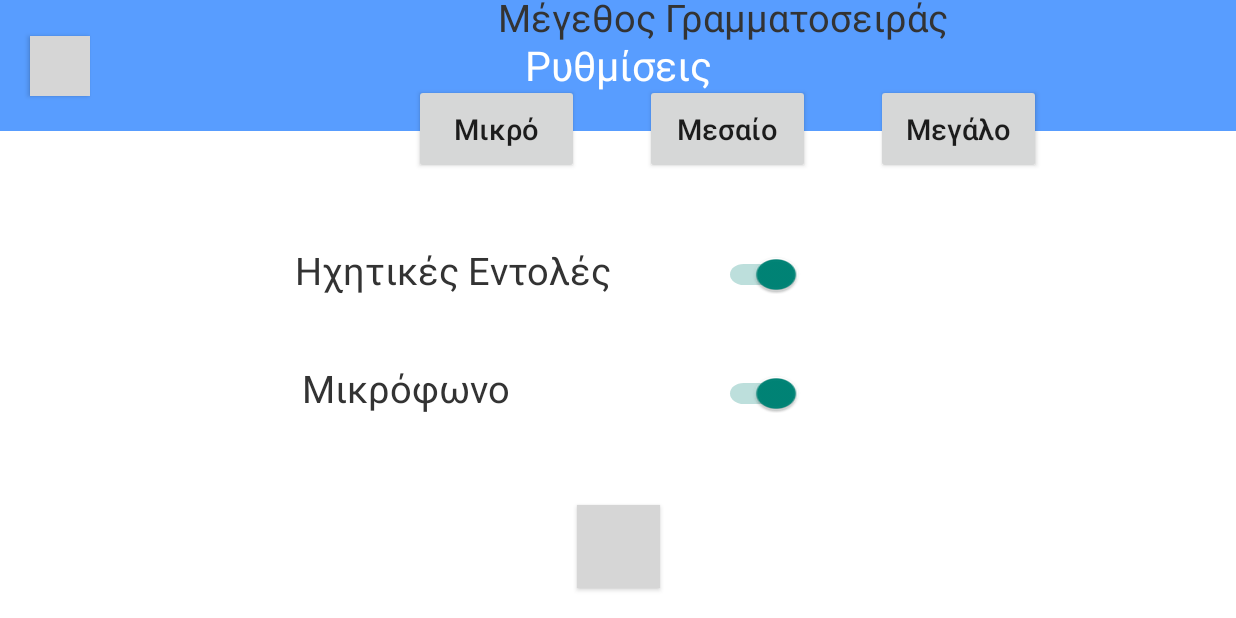
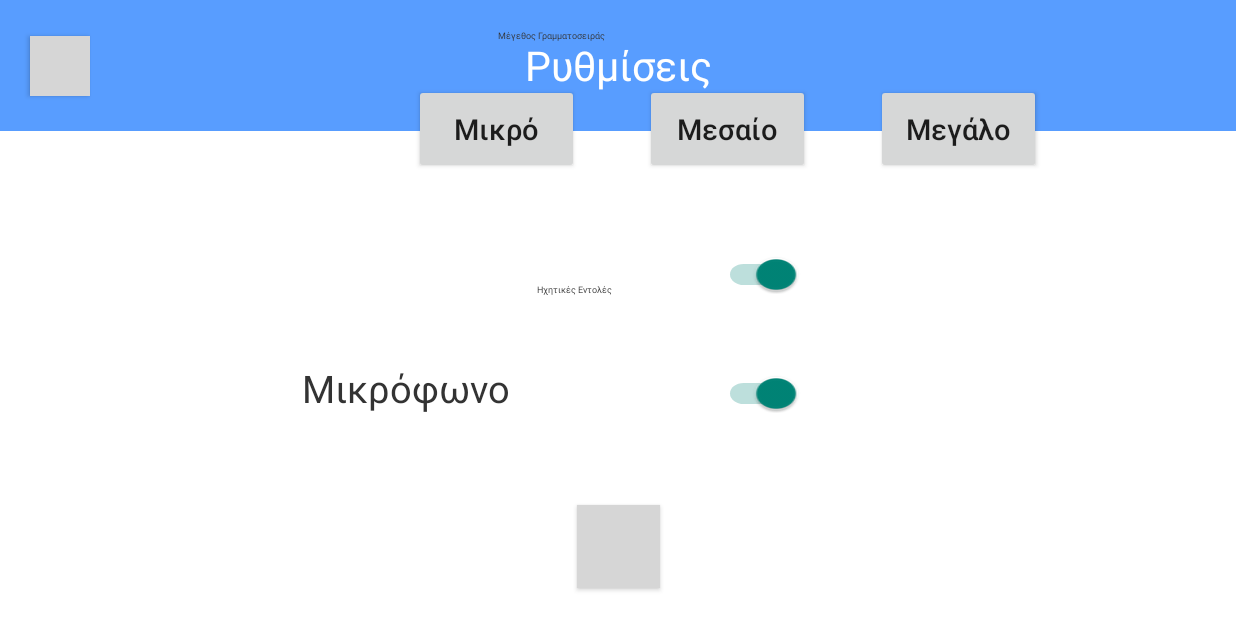
Before and after one commit to CharaGergi/AirConApp, an Android app: the ProfileActivity screen opened directly, with no data from a screen before it, on a phone screen of 824 x 412 dp (held sideways). Run offline under Robolectric (Android 15) with nearby library versions, the phone set to English and light mode, and no system bars; grey boxes are pictures that could not be loaded.

Commit message:
Made some dp text sp to test if font scale works.

```diff
--- a/app/src/main/java/com/example/airconapp/view/Profile/ProfileActivity.java
+++ b/app/src/main/java/com/example/airconapp/view/Profile/ProfileActivity.java
@@ -29,6 +29,7 @@ public class ProfileActivity extends AppCompatActivity implements View.OnClickLi
     @Override
     protected void onCreate(Bundle savedInstanceState) {
         super.onCreate(savedInstanceState);
+        applyFontSize();
         setContentView(R.layout.activity_profile);
 
         profilePresenter = new ProfilePresenter(this);
--- a/app/src/main/res/layout/activity_menu.xml
+++ b/app/src/main/res/layout/activity_menu.xml
@@ -42,7 +42,7 @@
         android:layout_marginTop="35dp"
         android:text="@string/connUnits"
         android:textColor="@color/light_black"
-        android:textSize="27dp"
+        android:textSize="27sp"
         app:layout_constraintEnd_toEndOf="parent"
         app:layout_constraintStart_toStartOf="parent"
         app:layout_constraintTop_toBottomOf="@+id/logo" />
--- a/app/src/main/res/layout/activity_profile.xml
+++ b/app/src/main/res/layout/activity_profile.xml
@@ -54,7 +54,7 @@
         android:layout_marginBottom="384dp"
         android:text="@string/fontSize"
         android:textColor="@color/light_black"
-        android:textSize="25dp"
+        android:textSize="25sp"
         app:layout_constraintBottom_toBottomOf="parent"
         app:layout_constraintStart_toStartOf="parent" />
 
@@ -122,7 +122,7 @@
         android:layout_marginBottom="44dp"
         android:text="@string/speech"
         android:textColor="@color/light_black"
-        android:textSize="25dp"
+        android:textSize="25sp"
         app:layout_constraintBottom_toTopOf="@+id/micTxtView"
         app:layout_constraintEnd_toEndOf="parent" />
 
```
